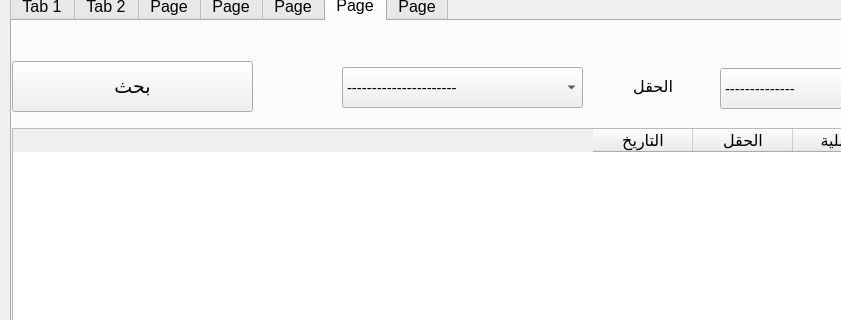
ameer810/analyst-pyqt5-project, file design.ui: the form before one commit; both pictures show x 0 to 841 and y 0 to 320 of the 1258 by 753 pixel window.
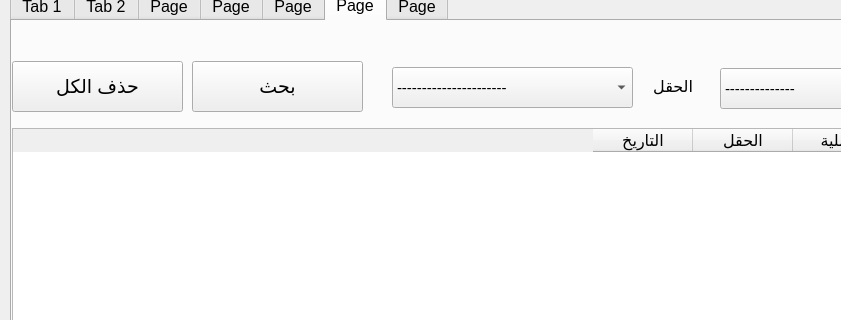
The form after the commit. The open tabs and pages were chosen to show the change. Icons and pictures are not drawn.

```diff
--- a/design.ui
+++ b/design.ui
@@ -4441,7 +4441,7 @@
      <widget class="QComboBox" name="comboBox_20">
       <property name="geometry">
        <rect>
-        <x>330</x>
+        <x>380</x>
         <y>46</y>
         <width>241</width>
         <height>41</height>
@@ -4490,9 +4490,9 @@
      <widget class="QPushButton" name="pushButton_21">
       <property name="geometry">
        <rect>
-        <x>0</x>
+        <x>180</x>
         <y>40</y>
-        <width>241</width>
+        <width>171</width>
         <height>51</height>
        </rect>
       </property>
@@ -4586,7 +4586,7 @@
      <widget class="QLabel" name="label_16">
       <property name="geometry">
        <rect>
-        <x>600</x>
+        <x>620</x>
         <y>40</y>
         <width>61</width>
         <height>51</height>
@@ -4604,6 +4604,25 @@
        <string>الحقل</string>
       </property>
      </widget>
+     <widget class="QPushButton" name="pushButton_22">
+      <property name="geometry">
+       <rect>
+        <x>0</x>
+        <y>40</y>
+        <width>171</width>
+        <height>51</height>
+       </rect>
+      </property>
+      <property name="font">
+       <font>
+        <family>Segoe UI</family>
+        <pointsize>14</pointsize>
+       </font>
+      </property>
+      <property name="text">
+       <string>حذف الكل</string>
+      </property>
+     </widget>
     </widget>
     <widget class="QWidget" name="tab_7">
      <attribute name="title">
```
Left out of the diff: 28 changed lines with no effect on the pictures.
